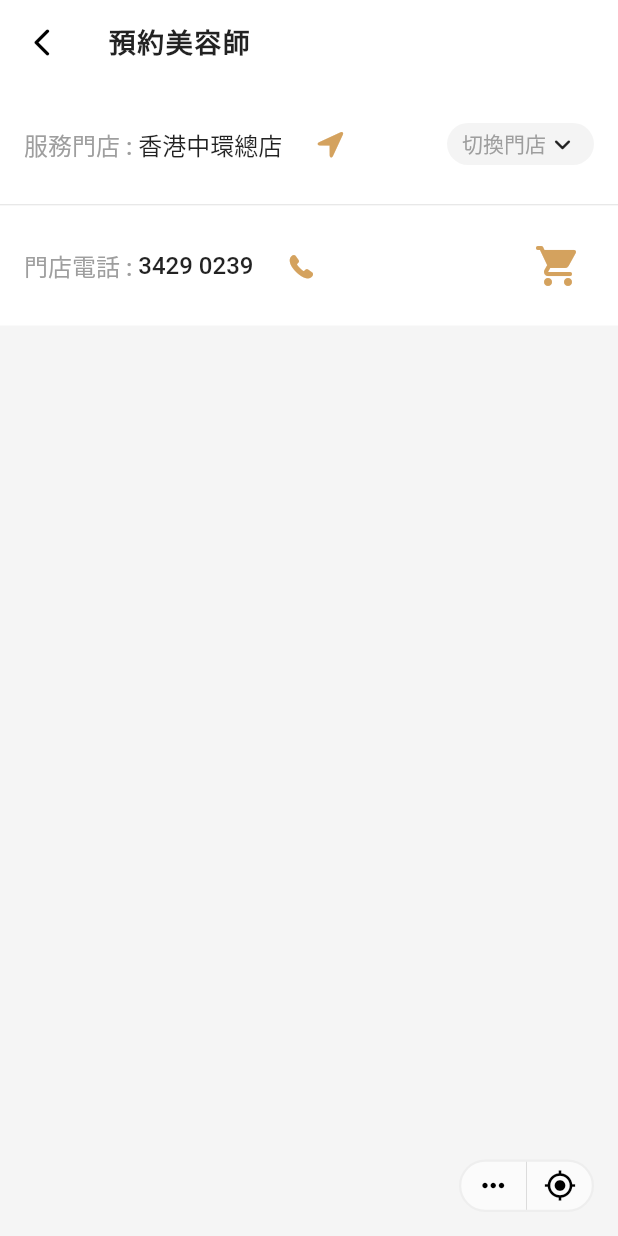
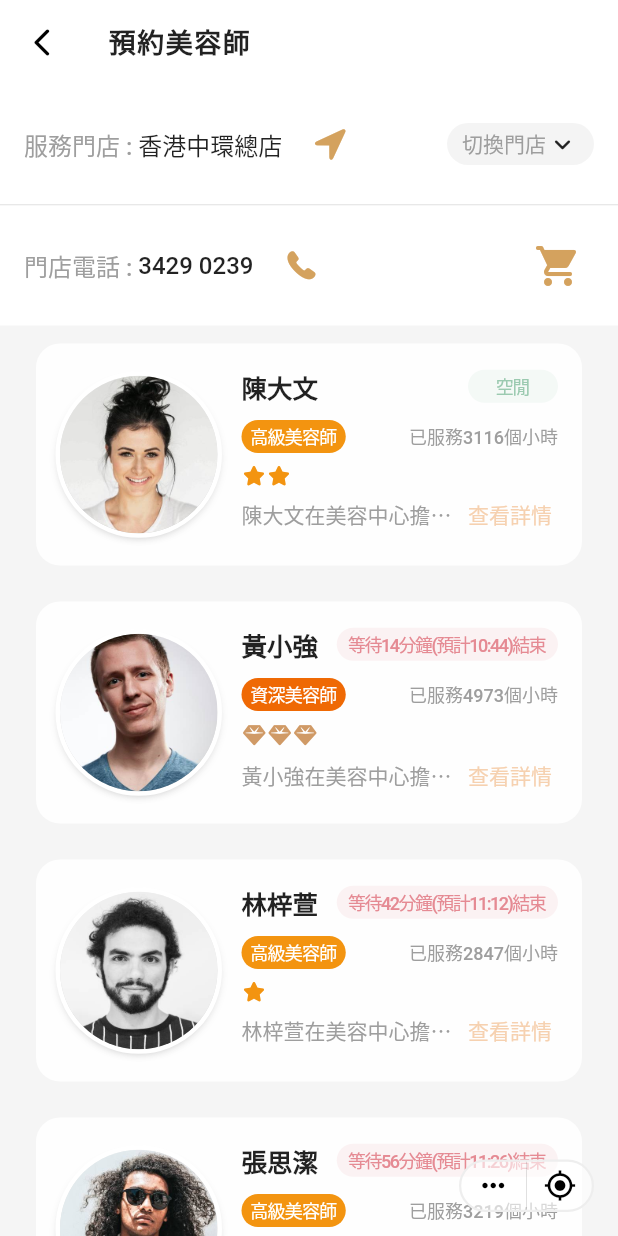
Before and after one commit to tomchan123/glamsy_prototype, a Flutter app: the BookStaffPage screen opened directly with sample values from the repository, on a phone screen of 412 x 824 dp. Run offline on Flutter 3.47's test engine with Material 2 defaults, Android fonts, the phone set to English and light mode, and no system bars; our stand-ins replace carousel_slider, flutter_map, font_awesome_flutter, latlong2.

Commit message:
add staff list to book staff page

```diff
--- /dev/null
+++ b/lib/core/model/staff.dart
@@ -0,0 +1,43 @@
+enum StaffType {
+  exprienced,
+  senior,
+  junior
+}
+
+class Staff {
+  String name;
+  int waitTime;
+  int hoursWorked;
+  int rating;
+  String positionTitle;
+  StaffType staffType;
+  String imageDir;
+
+  Staff(
+    this.name,
+    this.waitTime,
+    this.hoursWorked,
+    this.rating,
+    this.positionTitle,
+    this.staffType,
+    this.imageDir,
+  );
+
+  String get biography {
+    return "$name在美容中心擔任$positionTitle工作已有10年的時間。"
+    " 對美容行業充滿熱情的$name，在各種美容治療和服務方面積累了豐富的經驗和知識，包括。";
+  }
+
+  static List<Staff> getAllStaffs() {
+    return [
+      Staff("陳大文", 0, 3116, 2, "高級美容師",
+        StaffType.senior, "assets/images/staff/staff1.jpg"),
+      Staff("黃小強", 14, 4973, 3, "資深美容師",
+        StaffType.exprienced, "assets/images/staff/staff2.jpg"),
+      Staff("林梓萱", 42, 2847, 1, "高級美容師",
+        StaffType.senior, "assets/images/staff/staff3.jpg"),
+      Staff("張思潔", 56, 3219, 5, "高級美容師",
+        StaffType.senior, "assets/images/staff/staff4.jpg"),
+    ];
+  }
+}
--- a/lib/ui/component/bottom_navbar/bottom_navbar.dart
+++ b/lib/ui/component/bottom_navbar/bottom_navbar.dart
@@ -38,8 +38,8 @@ class BottomNavbar extends StatelessWidget {
       backgroundColor: const Color.fromARGB(255, 0xF9, 0xF9, 0xF9),
       selectedItemColor: selectedColor,
       unselectedItemColor: unselectedColor,
-      selectedLabelStyle: theme.textTheme.labelSmall,
-      unselectedLabelStyle: theme.textTheme.labelSmall,
+      selectedLabelStyle: theme.textTheme.bodySmall,
+      unselectedLabelStyle: theme.textTheme.bodySmall,
       selectedIconTheme: IconThemeData(
         shadows: [
           Shadow(
--- /dev/null
+++ b/lib/ui/component/staff_info_card/staff_info_card.dart
@@ -0,0 +1,282 @@
+import 'dart:math';
+
+import 'package:flutter/material.dart';
+import 'package:flutter/widgets.dart';
+import 'package:font_awesome_flutter/font_awesome_flutter.dart';
+import 'package:prototype/core/model/staff.dart';
+
+class StaffInfoCard extends StatefulWidget {
+  final Staff staff;
+
+  const StaffInfoCard({
+    Key? key,
+    required this.staff,
+  }) : super(key: key);
+
+  @override
+  _StaffInfoCardState createState() => _StaffInfoCardState();
+}
+
+class _StaffInfoCardState extends State<StaffInfoCard> {
+  bool isExpanded = false;
+
+  String _getTimeAfterMins(int mins) {
+    var timeFromMins = DateTime.now().add(Duration(
+      minutes: mins
+    ));
+    return "${timeFromMins.hour}:${timeFromMins.minute}";
+  }
+
+  void _expandBiography() {
+
+  }
+
+  @override
+  Widget build(BuildContext context) {
+    var theme = Theme.of(context);
+
+    return Container(
+      padding: EdgeInsets.symmetric(
+        vertical: 16,
+        horizontal: 16
+      ),
+      height: 148,
+      decoration: BoxDecoration(
+        borderRadius: BorderRadius.circular(16),
+        color: Color(0xfffefefe),
+      ),
+      child: Row(
+        children: [
+          _staffPhoto(context, theme),
+          SizedBox(width: 16,),
+          Expanded(child: _staffInfo(context, theme)),
+        ],
+      ),
+    );
+  }
+
+  Widget _staffPhoto(
+    BuildContext context,
+    ThemeData theme,
+  ) {
+    return Container(
+      width: 105,
+      height: 105,
+      decoration: BoxDecoration(
+        borderRadius: BorderRadius.circular(52.5),
+        border: Border.all(
+          color: Colors.white,
+          width: 3,
+          strokeAlign: BorderSide.strokeAlignOutside
+        ),
+        boxShadow: [
+          BoxShadow(
+            offset: Offset.fromDirection(60 * pi/180, 3),
+            color: theme.colorScheme.shadow,
+            blurRadius: 4
+          ),
+          BoxShadow(
+            offset: Offset.fromDirection(120 * pi/180, 3),
+            color: theme.colorScheme.shadow,
+            blurRadius: 4
+          ),
+        ],
+      ),
+      clipBehavior: Clip.antiAlias,
+      child: FittedBox(
+        fit: BoxFit.cover,
+        clipBehavior: Clip.antiAlias,
+        child: Image.asset(
+          widget.staff.imageDir,
+          fit: BoxFit.cover,
+        ),
+      )
+    );
+  }
+
+  Widget _staffInfo(
+    BuildContext context,
+    ThemeData theme,
+  ) {
+    return Column(
+      children: [
+        Row(
+          mainAxisAlignment: MainAxisAlignment.spaceBetween,
+          children: [
+            _staffName(context, theme),
+            _staffAvailability(context, theme),
+          ],
+        ),
+        SizedBox(height: 10,),
+        Row(
+          mainAxisAlignment: MainAxisAlignment.spaceBetween,
+          children: [
+            _staffTitle(context, theme),
+            _staffWorkedHours(context, theme),
+          ],
+        ),
+        SizedBox(height: 8,),
+        _staffRating(context, theme),
+        // SizedBox(height: 8,),
+        _staffBiography(context, theme),
+      ],
+    );
+  }
+
+  Widget _staffName(
+    BuildContext context,
+    ThemeData theme,
+  ) {
+    return Text(
+      widget.staff.name,
+      style: theme.textTheme.titleMedium!.copyWith(
+        fontSize: 17,
+      ),
+    );
+  }
+
+  Widget _staffAvailability(
+    BuildContext context,
+    ThemeData theme,
+  ) {
+    var isAvailable = widget.staff.waitTime == 0;
+
+    var mainColor = isAvailable
+      ? Color(0xff9bcab0)
+      : Color(0xffe58a93);
+
+    var text = isAvailable
+      ? "空閒"
+      : "等待${widget.staff.waitTime}分鐘"
+        "(預計${_getTimeAfterMins(widget.staff.waitTime)})結束";
+
+    return Container(
+      constraints: BoxConstraints(
+        minWidth: 60
+      ),
+      padding: EdgeInsets.symmetric(
+        vertical: 2,
+        horizontal: 8
+      ),
+      decoration: BoxDecoration(
+         color: mainColor.withOpacity(0.1),
+         borderRadius: BorderRadius.circular(16),
+      ),
+      child: Center(
+        child: Text(
+          text,
+          style: theme.textTheme.labelSmall!.copyWith(
+            color: mainColor,
+            letterSpacing: -1,
+            fontWeight: FontWeight.w500,
+          ),
+        ),
+      ),
+    );
+  }
+
+  Widget _staffTitle(
+    BuildContext context,
+    ThemeData theme,
+  ) {
+    var isSenior = widget.staff.staffType == StaffType.senior;
+
+    var mainColor = isSenior
+      ? Color(0xfff39410)
+      : Color(0xffef6904);
+
+    return Container(
+      padding: EdgeInsets.symmetric(
+        vertical: 2,
+        horizontal: 6
+      ),
+      decoration: BoxDecoration(
+        color: mainColor,
+        borderRadius: BorderRadius.circular(16),
+      ),
+      child: Center(
+        child: Text(
+          widget.staff.positionTitle,
+          style: theme.textTheme.labelSmall!.copyWith(
+            color: Colors.white,
+            letterSpacing: -0.5,
+          ),
+        ),
+      ),
+    );
+  }
+
+  Widget _staffWorkedHours(
+    BuildContext context,
+    ThemeData theme,
+  ) {
+    return Text(
+      "已服務${widget.staff.hoursWorked}個小時",
+      style: theme.textTheme.labelSmall!.copyWith(
+        color: theme.hintColor,
+        letterSpacing: 0,
+      ),
+    );
+  }
+
+  Widget _staffRating(
+    BuildContext context,
+    ThemeData theme,
+  ) {
+    var isSenior = widget.staff.staffType == StaffType.senior;
+
+    var ratingIcon = isSenior
+      ? FaIcon(
+        FontAwesomeIcons.solidStar,
+        size: 13,
+        color: Color(0xfff39410),
+      )
+      : FaIcon(
+        FontAwesomeIcons.solidGem,
+        size: 15,
+        color: Color(0xffd09a66)
+      );
+
+    return Row(
+      mainAxisAlignment: MainAxisAlignment.start,
+      children: List<Widget>.generate(widget.staff.rating,
+        (index) => Padding(
+          padding: EdgeInsets.all(1),
+          child: ratingIcon,
+        )
+      ),
+    );
+  }
+
+  Widget _staffBiography(
+    BuildContext context,
+    ThemeData theme,
+  ) {
+    return Row(
+      children: [
+        Expanded(
+          child: Text(
+            widget.staff.biography,
+            style: theme.textTheme.bodySmall!.copyWith(
+              color: theme.hintColor,
+            ),
+            overflow: TextOverflow.ellipsis,
+          )
+        ),
+        TextButton(
+          style: TextButton.styleFrom(
+            padding: EdgeInsets.all(4),
+            tapTargetSize: MaterialTapTargetSize.shrinkWrap,
+          ),
+          onPressed: () => _expandBiography(),
+          child: Text(
+            "查看詳情",
+            style: theme.textTheme.bodySmall!.copyWith(
+              color: Color(0xfff6d1b0),
+            ),
+          ),
+        )
+      ],
+    );
+  }
+}
--- a/lib/ui/page/booking/book_staff.dart
+++ b/lib/ui/page/booking/book_staff.dart
@@ -1,10 +1,12 @@
 import 'package:flutter/cupertino.dart';
 import 'package:flutter/material.dart';
 import 'package:flutter/widgets.dart';
+import 'package:prototype/core/model/staff.dart';
 import 'package:prototype/core/model/store.dart';
 import 'package:prototype/ui/component/badged_icon_button/badged_icon_button.dart';
 import 'package:prototype/ui/component/dropdown_chip/dropdown_chip.dart';
 import 'package:prototype/ui/component/floating_menu/floating_menu.dart';
+import 'package:prototype/ui/component/staff_info_card/staff_info_card.dart';
 
 class BookStaffPage extends StatefulWidget {
   final Store store;
@@ -27,15 +29,15 @@ class _BookStaffPageState extends State<BookStaffPage> {
     this.store,
   );
 
+  void _navigateBack(
+    BuildContext context,
+  ) {
+    Navigator.of(context).pop();
+  }
+
   @override
   Widget build(BuildContext context){
     var theme = Theme.of(context);
-
-    void _navigateBack(
-      BuildContext context,
-    ) {
-      Navigator.of(context).pop();
-    }
 
     return Scaffold(
       appBar: AppBar(
@@ -54,12 +56,11 @@ class _BookStaffPageState extends State<BookStaffPage> {
       ),
       body: Builder(
         builder: (BuildContext context) {
-          return SingleChildScrollView(
-            child: Column(
-              children: [
-                _storeInfoHeader(context, theme)
-              ],
-            ),
+          return Column(
+            children: [
+              _storeInfoHeader(context, theme),
+              Expanded(child: _staffList(context, theme)),
+            ],
           );
         }
       ),
@@ -94,7 +95,7 @@ class _BookStaffPageState extends State<BookStaffPage> {
               icon: Icons.shopping_cart_rounded,
               count: 2,
             )
-          )
+          ),
         ],
       ),
     );
@@ -132,7 +133,7 @@ class _BookStaffPageState extends State<BookStaffPage> {
                 onPressed: () {},
                 icon: Icon(
                   icon,
-                  size: 20,
+                  size: 24,
                   color: theme.colorScheme.primary,
                 ),
               )
@@ -148,13 +149,19 @@ class _BookStaffPageState extends State<BookStaffPage> {
     BuildContext context,
     ThemeData theme,
   ) {
-    return Container();
-  }
+    var staffs = Staff.getAllStaffs();
 
-  Widget _staffInfoTile(
-    BuildContext context,
-    ThemeData theme,
-  ) {
-    return Container();
+    return ListView(
+      shrinkWrap: true,
+      padding: EdgeInsets.symmetric(horizontal: 24),
+      children: staffs.map<Widget>((staff) =>
+        Container(
+          margin: EdgeInsets.symmetric(vertical: 12),
+          child: StaffInfoCard(
+            staff: staff,
+          ),
+        )
+      ).toList(),
+    );
   }
 }
--- a/lib/ui/page/booking/booking.dart
+++ b/lib/ui/page/booking/booking.dart
@@ -130,7 +130,7 @@ class _BookingPageState extends State<BookingPage>
               ),
               Text(
                 "(${store.name})",
-                style: theme.textTheme.labelSmall!.copyWith(
+                style: theme.textTheme.bodySmall!.copyWith(
                   color: theme.colorScheme.onPrimary.withOpacity(0.8),
                 ),
               )
--- a/lib/ui/theme/theme_data.dart
+++ b/lib/ui/theme/theme_data.dart
@@ -12,8 +12,8 @@ class AppTheme {
       scaffoldBackgroundColor: const Color.fromARGB(255, 0xF5, 0xF5, 0xF5),
       textTheme: const TextTheme(
         labelSmall: TextStyle(
-          fontWeight: FontWeight.w300,
-          fontSize: 14,
+          fontWeight: FontWeight.w500,
+          fontSize: 12,
         ),
         titleMedium: TextStyle(
           fontSize: 16,
```
